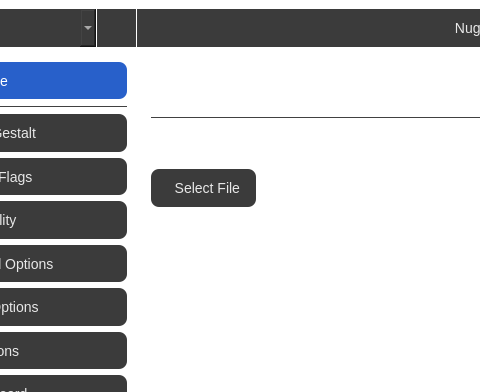
The window that qt/mainwindow.ui (leminlimez/Nugget) describes before a commit, drawn with Qt 5; both pictures show x 173 to 653 and y 0 to 392 of the 1000 by 600 pixel window.
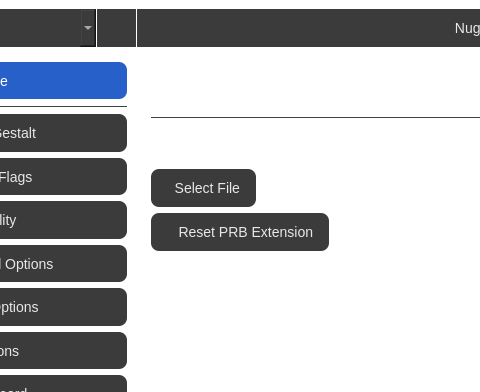
The same window after the commit. The open tabs and pages were chosen to show the change. Icons and pictures are not drawn.

Commit message: reset prb extensions button

```diff
--- a/qt/mainwindow.ui
+++ b/qt/mainwindow.ui
@@ -4246,6 +4246,20 @@
                    </property>
                   </widget>
                  </item>
+                 <item>
+                  <widget class="QToolButton" name="resetPRBExtBtn">
+                   <property name="text">
+                    <string>   Reset PRB Extension</string>
+                   </property>
+                   <property name="icon">
+                    <iconset resource="resources.qrc">
+                     <normaloff>:/icon/trash.svg</normaloff>:/icon/trash.svg</iconset>
+                   </property>
+                   <property name="toolButtonStyle">
+                    <enum>Qt::ToolButtonTextBesideIcon</enum>
+                   </property>
+                  </widget>
+                 </item>
                  <item>
                   <spacer name="verticalSpacer_22">
                    <property name="orientation">
```
The commit also changes 7 other files.
